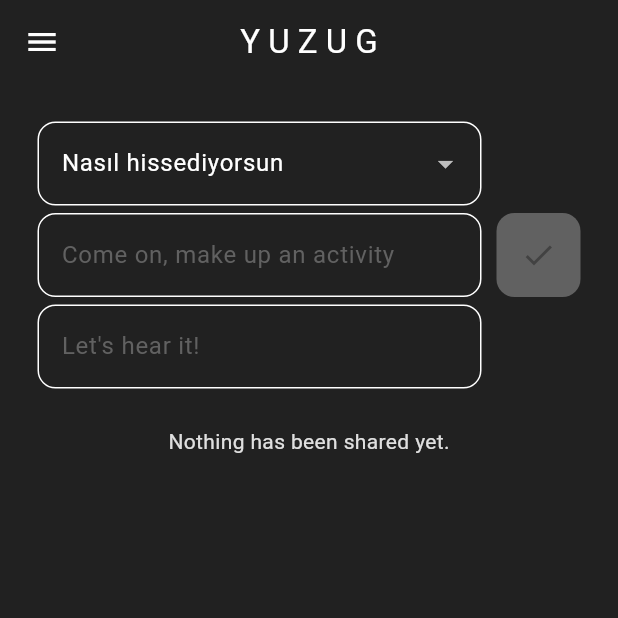
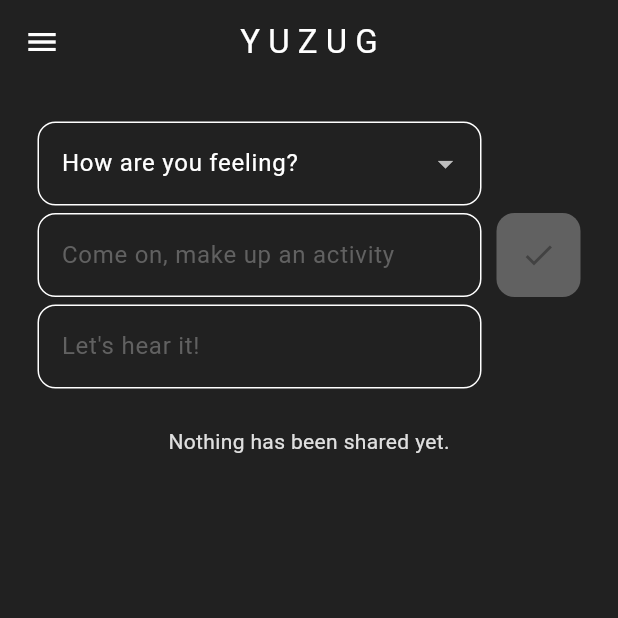
Before and after one commit to iskburcin/DemoAiEmo, a Flutter app: the screen it shows once a user with an empty profile is signed in, on a phone screen of 412 x 824 dp, the top half of it. Run offline on Flutter 3.47's test engine with Material 3 defaults, Android fonts, the phone set to English and light mode, and no system bars; our stand-ins replace camera, cloud_firestore, firebase_auth, firebase_core, geocoding, geolocator and 1 more; missing offline and left inert: tflite_v2; accounts and stored records are empty; generated files the repository leaves out were written again.

Commit message:
dil değişiklikleri

```diff
--- a/lib/l10n/app_en.arb
+++ b/lib/l10n/app_en.arb
@@ -16,8 +16,9 @@
 
     "createAnctivity": "Come on, make up an activity",
     "settings": "Settings",
-    "howYouFeel": "Nasıl hissediyorsun",
+    "howYouFeel": "How are you feeling?",
     "letsHearIt": "Let's hear it!",
     "noPostYet": "Nothing has been shared yet.",
-    "darkLight": "Dark/Light Mode"
+    "darkLight": "Dark/Light Mode",
+    "save": "Save"
   }
--- a/lib/l10n/app_tr.arb
+++ b/lib/l10n/app_tr.arb
@@ -7,6 +7,7 @@
     "createAnctivity": "Hadi bir etkinlik öner",
     "letsHearIt": "Bahset bakalım!",
     "noPostYet": "Henüz bir paylaşım yok.",
-    "darkLight": "Açık/Koyu mod"
+    "darkLight": "Açık/Koyu mod",
+    "save": "Kaydet"
 
   }
--- a/lib/pages/home_page.dart
+++ b/lib/pages/home_page.dart
@@ -25,7 +25,9 @@
 
   String? selectedMood;
 
-  List<String> moods = ["Öfkeli","Mutlu", "Üzgün"];//["Öfkeli", "Mutlu", "Üzgün"];
+  //-------list buradaydı
+
+late List<String> moods = [AppLocalizations.of(context)!.angry, AppLocalizations.of(context)!.happy, AppLocalizations.of(context)!.sad];
 
 //Text(AppLocalizations.of(context)!.happy),
 
--- a/lib/pages/profile_page.dart
+++ b/lib/pages/profile_page.dart
@@ -288,7 +288,7 @@
               const SizedBox(height: 10),
               Row(
                 children: [
-                  Text(
+                  const Text(
                     "Cinsiyetiniz",
                     style: TextStyle(fontWeight: FontWeight.bold),
                   ),
```
